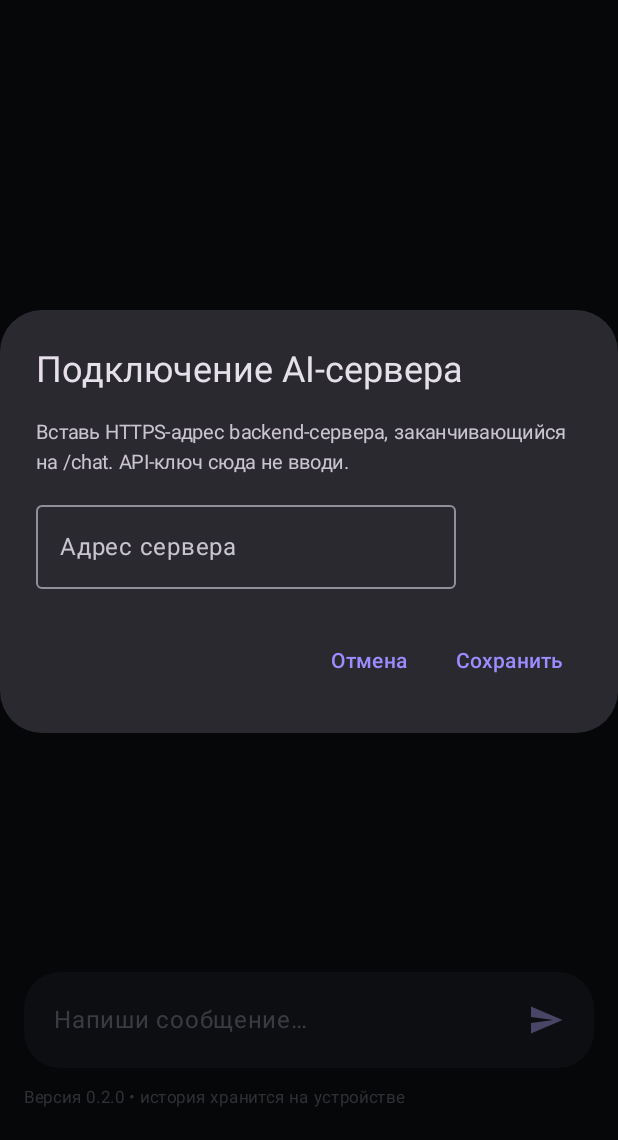
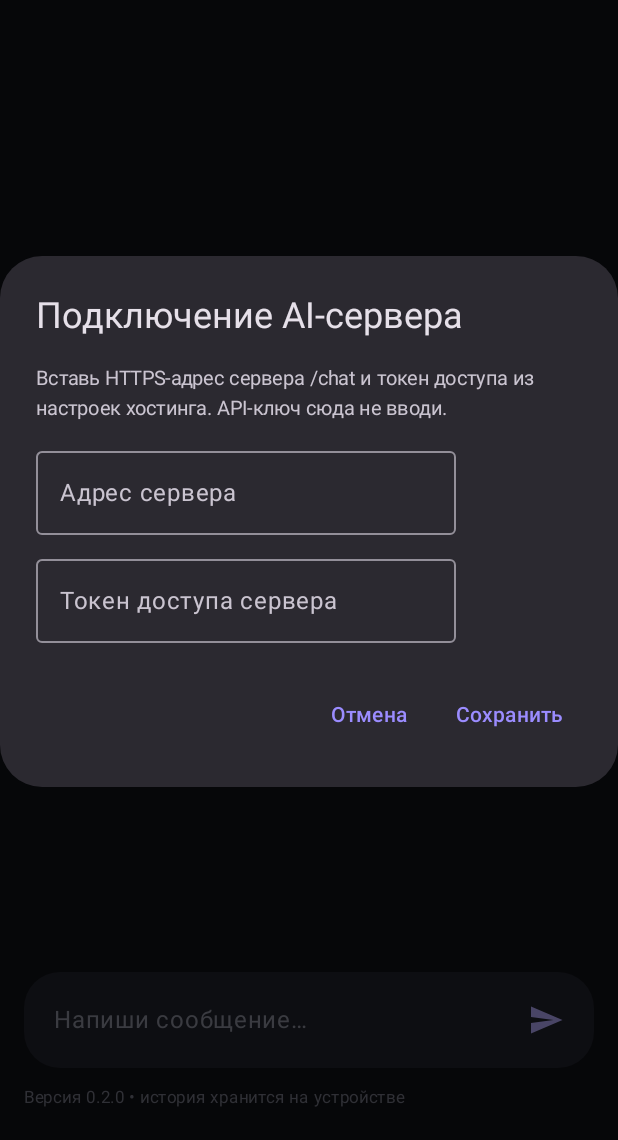
Before and after one commit to kirillkorsan7-stack/FreedomGPT-Android, an Android app built with Jetpack Compose: the screen it shows after launch (MainActivity), after a tap on "Настройки", on a phone screen of 412 x 824 dp, the part 96-1236 px from its top. Run offline under Robolectric (Android 15) with nearby library versions, the phone set to English and light mode, and no system bars.

Commit message:
Add server access token setting to Android client

```diff
--- a/app/src/main/java/com/freedomgpt/app/MainActivity.kt
+++ b/app/src/main/java/com/freedomgpt/app/MainActivity.kt
@@ -58,6 +58,12 @@ class MainActivity : ComponentActivity() {
                 },
                 saveEndpoint = { endpoint ->
                     getSharedPreferences("freedomgpt", MODE_PRIVATE).edit().putString("endpoint", endpoint).apply()
+                },
+                loadAccessToken = {
+                    getSharedPreferences("freedomgpt", MODE_PRIVATE).getString("access_token", "") ?: ""
+                },
+                saveAccessToken = { token ->
+                    getSharedPreferences("freedomgpt", MODE_PRIVATE).edit().putString("access_token", token).apply()
                 }
             )
         }
@@ -69,12 +75,16 @@ fun FreedomGPTApp(
     loadHistory: () -> List<ChatMessage>,
     saveHistory: (List<ChatMessage>) -> Unit,
     loadEndpoint: () -> String,
-    saveEndpoint: (String) -> Unit
+    saveEndpoint: (String) -> Unit,
+    loadAccessToken: () -> String,
+    saveAccessToken: (String) -> Unit
 ) {
     var draft by remember { mutableStateOf("") }
     var messages by remember { mutableStateOf(loadHistory()) }
     var endpoint by remember { mutableStateOf(loadEndpoint()) }
     var endpointDraft by remember { mutableStateOf(endpoint) }
+    var accessToken by remember { mutableStateOf(loadAccessToken()) }
+    var accessTokenDraft by remember { mutableStateOf(accessToken) }
     var showSettings by remember { mutableStateOf(false) }
     var sending by remember { mutableStateOf(false) }
     var error by remember { mutableStateOf<String?>(null) }
@@ -89,7 +99,7 @@ fun FreedomGPTApp(
                     Text("FreedomGPT", color = Color.White, fontSize = 25.sp, fontWeight = FontWeight.Bold)
                     Text(if (endpoint.isBlank()) "Локальная история • AI не подключён" else "AI-сервер настроен", color = Color(0xFFAAAAB8), fontSize = 12.sp)
                 }
-                IconButton(onClick = { showSettings = true; endpointDraft = endpoint }) {
+                IconButton(onClick = { showSettings = true; endpointDraft = endpoint; accessTokenDraft = accessToken }) {
                     Icon(Icons.Default.Settings, contentDescription = "Настройки", tint = Color.White)
                 }
                 IconButton(onClick = { messages = emptyList(); error = null }) {
@@ -124,7 +134,7 @@ fun FreedomGPTApp(
                             sending = true
                             scope.launch {
                                 try {
-                                    val answer = requestFreedomGpt(endpoint, updated)
+                                    val answer = requestFreedomGpt(endpoint, accessToken, updated)
                                     messages = messages + ChatMessage(answer, false)
                                 } catch (e: Exception) {
                                     error = e.message ?: "Не удалось связаться с сервером."
@@ -144,14 +154,18 @@ fun FreedomGPTApp(
                 title = { Text("Подключение AI-сервера") },
                 text = {
                     Column {
-                        Text("Вставь HTTPS-адрес backend-сервера, заканчивающийся на /chat. API-ключ сюда не вводи.", fontSize = 13.sp)
+                        Text("Вставь HTTPS-адрес сервера /chat и токен доступа из настроек хостинга. API-ключ сюда не вводи.", fontSize = 13.sp)
                         Spacer(Modifier.height(10.dp))
                         OutlinedTextField(value = endpointDraft, onValueChange = { endpointDraft = it }, label = { Text("Адрес сервера") }, singleLine = true)
+                        Spacer(Modifier.height(8.dp))
+                        OutlinedTextField(value = accessTokenDraft, onValueChange = { accessTokenDraft = it }, label = { Text("Токен доступа сервера") }, singleLine = true)
                     }
                 },
                 confirmButton = { TextButton(onClick = {
                     endpoint = endpointDraft.trim().trimEnd('/')
                     saveEndpoint(endpoint)
+                    accessToken = accessTokenDraft.trim()
+                    saveAccessToken(accessToken)
                     showSettings = false
                 }) { Text("Сохранить") } },
                 dismissButton = { TextButton(onClick = { showSettings = false }) { Text("Отмена") } }
@@ -160,7 +174,7 @@ fun FreedomGPTApp(
     }
 }
 
-private suspend fun requestFreedomGpt(endpoint: String, messages: List<ChatMessage>): String = withContext(Dispatchers.IO) {
+private suspend fun requestFreedomGpt(endpoint: String, accessToken: String, messages: List<ChatMessage>): String = withContext(Dispatchers.IO) {
     val url = URL(endpoint)
     require(url.protocol == "https") { "Для безопасности нужен HTTPS-адрес сервера." }
     val connection = (url.openConnection() as HttpURLConnection).apply {
@@ -169,6 +183,7 @@ private suspend fun requestFreedomGpt(endpoint: String, messages: List<ChatMessa
         readTimeout = 90000
         doOutput = true
         setRequestProperty("Content-Type", "application/json; charset=utf-8")
+        setRequestProperty("Authorization", "Bearer $accessToken")
     }
     try {
         val items = JSONArray()
```
